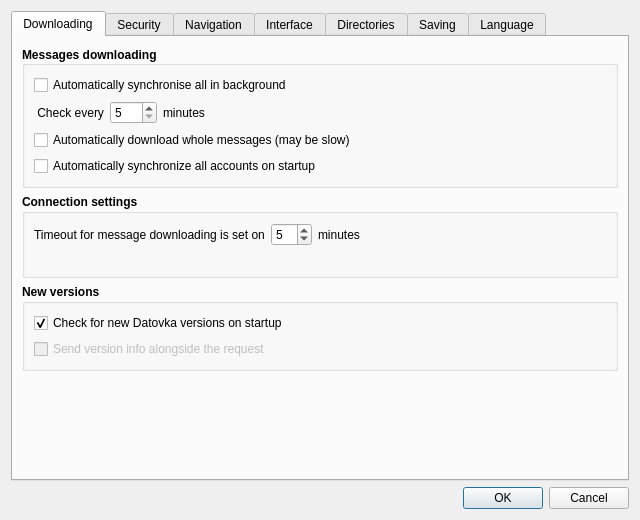
Above: src/gui/ui/dlg_preferences.ui from psakar/datovka before the change. Below: the same form after it.
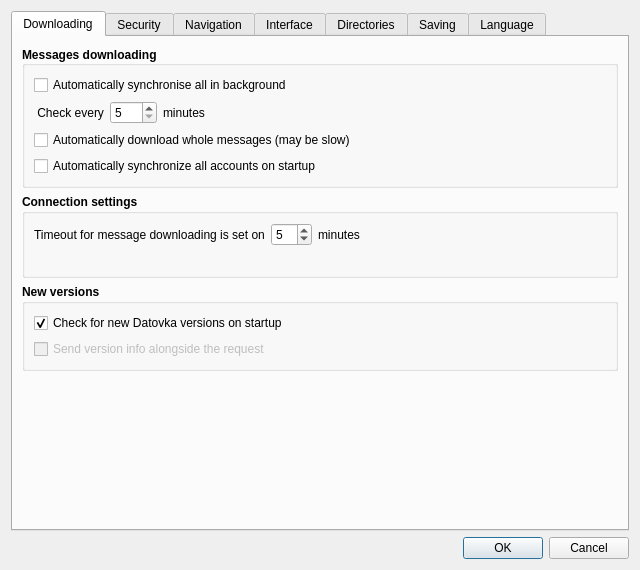
That is the form after the change. Icons and pictures are not drawn.

Commit message: Fixed illegal characters in the filename for all OS (issue #177)

What changed in the file:
```diff
--- a/src/gui/ui/dlg_preferences.ui
+++ b/src/gui/ui/dlg_preferences.ui
@@ -7,7 +7,7 @@
     <x>0</x>
     <y>0</y>
     <width>640</width>
-    <height>520</height>
+    <height>570</height>
    </rect>
   </property>
   <property name="minimumSize">
```
The commit also changes 1 other file.
